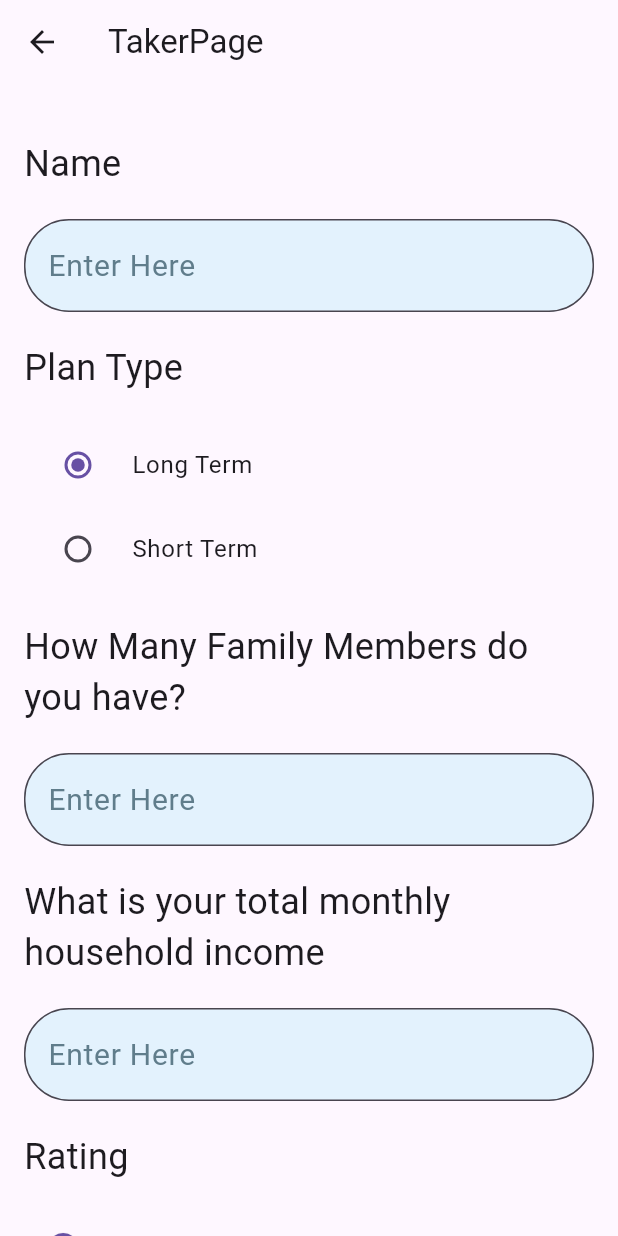
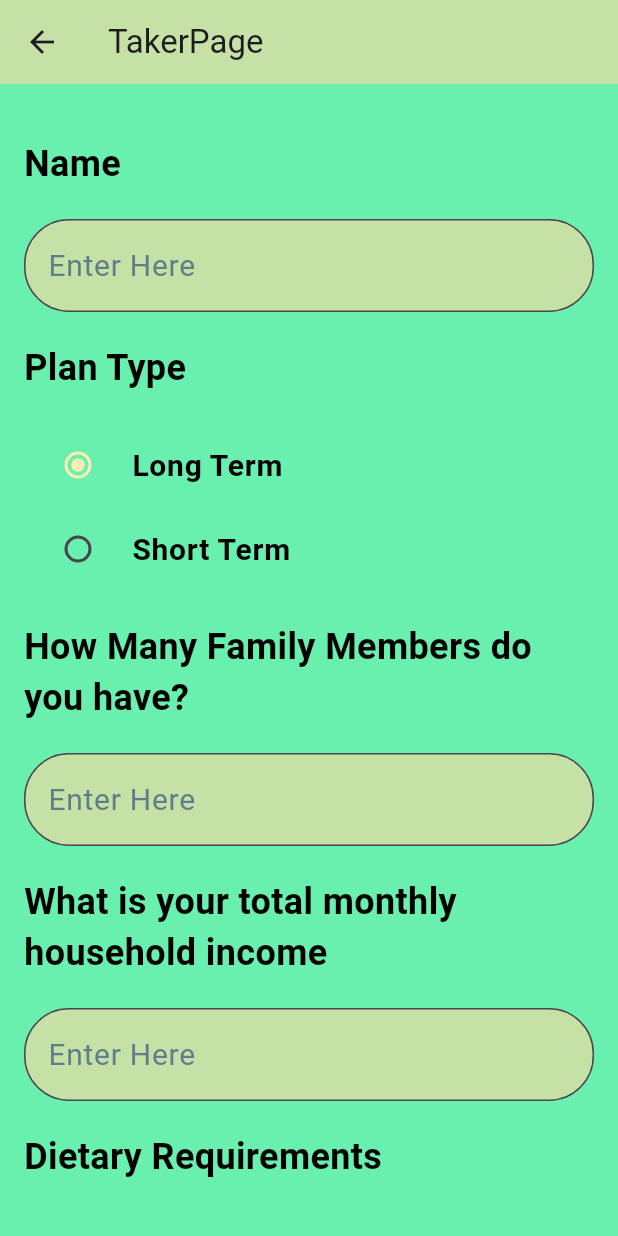
Before and after one commit to AqilHanan/YouthHack_2K24_Team14, a Flutter app: the CollectionPage screen opened directly, on a phone screen of 412 x 824 dp. Run offline on Flutter 3.47's test engine with Material 3 defaults, Android fonts, the phone set to English and light mode, and no system bars; our stand-ins replace cloud_firestore, firebase_core; accounts and stored records are empty.

Commit message:
version 1

```diff
--- a/lib/Pages/chooserolepage.dart
+++ b/lib/Pages/chooserolepage.dart
@@ -123,3 +123,4 @@ class _ChooseRolePageState extends State<ChooseRolePage> {
     );
   }
 }
+//here
--- a/lib/Pages/collectionpage.dart
+++ b/lib/Pages/collectionpage.dart
@@ -11,7 +11,6 @@ class CollectionPage extends StatefulWidget {
 enum PlanType { longTerm, shortTerm }
 
 class _CollectionPageState extends State<CollectionPage> {
-
   final FirestoreService firestoreService = FirestoreService();
 
   final List<String> _facilities = [
@@ -30,25 +29,25 @@ class _CollectionPageState extends State<CollectionPage> {
   ];
 
   final TextEditingController _nameController = TextEditingController();
-  final TextEditingController _familyMembersController =
-      TextEditingController();
+  final TextEditingController _familyMembersController = TextEditingController();
   final TextEditingController _incomeController = TextEditingController();
   final TextEditingController _feedbackController = TextEditingController();
 
-  double _rating = 5.0; // Initial value for the slider
   PlanType? _selectedPlan = PlanType.longTerm; // Default selected plan
 
   String _selectedFacilitiesString = '';
-
   String _name = '';
   String _familyMembers = '';
   String _income = '';
+  String selectedPlan = '';
 
   @override
   Widget build(BuildContext context) {
     return Scaffold(
+      backgroundColor: Colors.greenAccent[200], // Background color to match the other pages
       appBar: AppBar(
         title: const Text('TakerPage'),
+        backgroundColor: Colors.lightGreen[200], // AppBar background color
       ),
       body: SafeArea(
         child: SingleChildScrollView(
@@ -56,147 +55,117 @@ class _CollectionPageState extends State<CollectionPage> {
           child: Column(
             crossAxisAlignment: CrossAxisAlignment.start,
             children: [
-              const Padding(
-                padding: EdgeInsets.symmetric(vertical: 20.0),
-                child: Text(
-                  'Name',
-                  style: TextStyle(fontSize: 24),
-                ),
-              ),
-              TextField(
-                controller: _nameController,
-                onChanged: (text) {
+              _buildSectionTitle('Name'),
+              _buildTextField(_nameController, 'Enter Here', (text) {
                 setState(() {
                   _name = text;
                 });
+              }),
+              _buildSectionTitle('Plan Type'),
+              _buildRadioListTile(PlanType.longTerm, 'Long Term'),
+              _buildRadioListTile(PlanType.shortTerm, 'Short Term'),
+              _buildSectionTitle('How Many Family Members do you have?'),
+              _buildTextField(_familyMembersController, 'Enter Here', (text) {
+                setState(() {
+                  _familyMembers = text;
+                });
+              }),
+              _buildSectionTitle('What is your total monthly household income'),
+              _buildTextField(_incomeController, 'Enter Here', (text) {
+                setState(() {
+                  _income = text;
+                });
+              }),
+              _buildSectionTitle('Dietary Requirements'),
+              ListView.builder(
+                shrinkWrap: true,
+                physics: const NeverScrollableScrollPhysics(),
+                itemCount: _facilities.length,
+                itemBuilder: (context, index) {
+                  return _buildCheckboxListTile(index);
                 },
+              ),
+              if (_selectedFacilities[4]) ...[
+                _buildSectionTitle('What are your allergen Information'),
+                _buildTextField(_feedbackController, 'Enter your allergen information here', null, maxLines: 3),
+              ],
+              const SizedBox(height: 20),
+              Row(
+                children: [
+                  _buildButton('Exit', () => Navigator.pop(context)),
+                  const SizedBox(width: 10), // Add some spacing between the buttons
+                  _buildButton('Proceed', () {
+                    if (_selectedPlan.toString() == 'PlanType.shortTerm')
+                      {
+                        selectedPlan = 'Short Term';
+                      }
+                    if (_selectedPlan.toString() == 'PlanType.longTerm')
+                      {
+                        selectedPlan = 'Long Term';
+                      }
+                    firestoreService.addTaker(
+                      _name,
+                      selectedPlan,
+                      int.parse(_familyMembers),
+                      int.parse(_income),
+                      _selectedFacilitiesString,
+                    );
+                    _showPopupDialog(context); // Show pop-up dialog
+                  }),
+                ],
+              ),
+            ],
+          ),
+        ),
+      ),
+    );
+  }
+
+  Widget _buildSectionTitle(String title) {
+    return Padding(
+      padding: const EdgeInsets.symmetric(vertical: 20.0),
+      child: Text(
+        title,
+        style: const TextStyle(fontSize: 24, fontWeight: FontWeight.bold, color: Colors.black),
+      ),
+    );
+  }
+
+  Widget _buildTextField(TextEditingController controller, String hintText, Function(String)? onChanged, {int maxLines = 1}) {
+    return TextField(
+      controller: controller,
+      onChanged: onChanged,
       style: const TextStyle(fontSize: 20),
       decoration: InputDecoration(
         filled: true,
-                  fillColor: Colors.blue[50],
+        fillColor: Colors.lightGreen[200], // Similar background color for text fields
         border: const OutlineInputBorder(
           borderRadius: BorderRadius.all(Radius.circular(30.0)),
         ),
-                  hintText: 'Enter Here',
-                  hintStyle: const TextStyle(
-                    color: Colors.blueGrey,
+        hintText: hintText,
+        hintStyle: const TextStyle(color: Colors.blueGrey),
       ),
-                ),
-              ),
-              const Padding(
-                padding: EdgeInsets.symmetric(vertical: 20.0),
-                child: Text(
-                  'Plan Type',
-                  style: TextStyle(fontSize: 24),
-                ),
-              ),
-              RadioListTile<PlanType>(
-                title: const Text('Long Term'),
-                value: PlanType.longTerm,
+      maxLines: maxLines,
+    );
+  }
+
+  Widget _buildRadioListTile(PlanType value, String title) {
+    return RadioListTile<PlanType>(
+      title: Text(title, style: const TextStyle(fontSize: 20, fontWeight: FontWeight.bold, color: Colors.black)),
+      value: value,
       groupValue: _selectedPlan,
       onChanged: (PlanType? value) {
         setState(() {
           _selectedPlan = value;
         });
       },
-              ),
-              RadioListTile<PlanType>(
-                title: const Text('Short Term'),
-                value: PlanType.shortTerm,
-                groupValue: _selectedPlan,
-                onChanged: (PlanType? value) {
-                  setState(() {
-                    _selectedPlan = value;
-                  });
-                },
-              ),
-              const Padding(
-                padding: EdgeInsets.symmetric(vertical: 20.0),
-                child: Text(
-                  'How Many Family Members do you have?',
-                  style: TextStyle(fontSize: 24),
-                ),
-              ),
-              TextField(
-                controller: _familyMembersController,
-                onChanged: (text) {
-                  setState(() {
-                    _familyMembers = text;
-                  });
-                },
-                style: const TextStyle(fontSize: 20),
-                decoration: InputDecoration(
-                  filled: true,
-                  fillColor: Colors.blue[50],
-                  border: const OutlineInputBorder(
-                    borderRadius: BorderRadius.all(Radius.circular(30.0)),
-                  ),
-                  hintText: 'Enter Here',
-                  hintStyle: const TextStyle(
-                    color: Colors.blueGrey,
-                  ),
-                ),
-              ),
-              const Padding(
-                padding: EdgeInsets.symmetric(vertical: 20.0),
-                child: Text(
-                  'What is your total monthly household income',
-                  style: TextStyle(fontSize: 24),
-                ),
-              ),
-              TextField(
-                controller: _incomeController,
-                onChanged: (text) {
-                  setState(() {
-                    _income = text;
-                  });
-                },
-                style: const TextStyle(fontSize: 20),
-                decoration: InputDecoration(
-                  filled: true,
-                  fillColor: Colors.blue[50],
-                  border: const OutlineInputBorder(
-                    borderRadius: BorderRadius.all(Radius.circular(30.0)),
-                  ),
-                  hintText: 'Enter Here',
-                  hintStyle: const TextStyle(
-                    color: Colors.blueGrey,
-                  ),
-                ),
-              ),
-              const Padding(
-                padding: EdgeInsets.symmetric(vertical: 20.0),
-                child: Text(
-                  'Rating',
-                  style: TextStyle(fontSize: 24),
-                ),
-              ),
-              Slider(
-                value: _rating,
-                min: 1,
-                max: 10000,
-                divisions: 9999,
-                label: _rating.round().toString(),
-                onChanged: (double value) {
-                  setState(() {
-                    _rating = value;
-                  });
-                },
-              ),
-              const Padding(
-                padding: EdgeInsets.all(20.0),
-                child: Text(
-                  'Dietary Requirements',
-                  style: TextStyle(fontSize: 24),
-                ),
-              ),
-              ListView.builder(
-                shrinkWrap: true,
-                physics: const NeverScrollableScrollPhysics(),
-                itemCount: _facilities.length,
-                itemBuilder: (context, index) {
+      activeColor: Colors.amber[100], // Amber outer ring for radio buttons
+    );
+  }
+
+  Widget _buildCheckboxListTile(int index) {
     return CheckboxListTile(
-                    title: Text(_facilities[index]),
+      title: Text(_facilities[index], style: const TextStyle(fontSize: 20, fontWeight: FontWeight.bold, color: Colors.black)),
       value: _selectedFacilities[index],
       onChanged: (bool? value) {
         setState(() {
@@ -204,70 +173,24 @@ class _CollectionPageState extends State<CollectionPage> {
           _updateSelectedFacilitiesString();
         });
       },
+      activeColor: Colors.amber[100], // Amber outer ring for checkboxes
+      checkColor: Colors.black, // Black check color
     );
-                },
+  }
+
+  Widget _buildButton(String text, VoidCallback onPressed) {
+    return Expanded(
+      child: ElevatedButton(
+        style: ElevatedButton.styleFrom(
+          backgroundColor: Colors.lightGreen[200], // Button background color
+          side: BorderSide(color: Colors.amber[100]!, width: 5), // Amber outer ring
+          shadowColor: Colors.black,
+          elevation: 6,
         ),
-              if (_selectedFacilities[4]) ...[
-                const Padding(
-                  padding: EdgeInsets.symmetric(vertical: 20.0),
+        onPressed: onPressed,
         child: Text(
-                    'What are your allergen Information',
-                    style: TextStyle(fontSize: 24),
-                  ),
-                ),
-                TextField(
-                  controller: _feedbackController,
-                  onChanged: (text) {
-                    setState(() {
-                      // Do not set allergen information here if it's not used separately
-                    });
-                  },
-                  style: const TextStyle(fontSize: 20),
-                  decoration: InputDecoration(
-                    filled: true,
-                    fillColor: Colors.blue[50],
-                    border: const OutlineInputBorder(
-                      borderRadius: BorderRadius.all(Radius.circular(30.0)),
-                    ),
-                    hintText: 'Enter your allergen information here',
-                    hintStyle: const TextStyle(
-                      color: Colors.blueGrey,
-                    ),
-                  ),
-                  maxLines: 3,
-                ),
-              ],
-              const SizedBox(height: 20),
-              Row(
-                children: [
-                  Expanded(
-                    child: ElevatedButton(
-                      onPressed: () {
-                        Navigator.pop(context); // Exit button
-                      },
-                      child: const Text('Exit'),
-                    ),
-                  ),
-                  const SizedBox(
-                      width: 10), // Add some spacing between the buttons
-                  Expanded(
-                    child: ElevatedButton(
-                      onPressed: () {
-                        firestoreService.addTaker(
-                            _name,
-                            _selectedPlan.toString(),
-                            int.parse(_familyMembers),
-                            int.parse(_income),
-                            _selectedFacilitiesString);
-                        _showPopupDialog(context); // Show pop-up dialog
-                      },
-                      child: const Text('Proceed'),
-                    ),
-                  ),
-                ],
-              ),
-            ],
-          ),
+          text,
+          style: const TextStyle(fontSize: 24, color: Colors.black), // Button text color
         ),
       ),
     );
--- a/lib/services/firestore.dart
+++ b/lib/services/firestore.dart
@@ -49,12 +49,12 @@ class FirestoreService {
   Future<void> addDeliverer(
       String nameDeliverer,
       String role,
-      String order,
+      //String order,
       ){
     return deliverers.add({
       'nameDeliverer': nameDeliverer,
       'role': role,
-      'order': order,
+      //'order': order,
       'timestamp': Timestamp.now(),
     });
   }
```
Also changed, not shown: lib/Pages/choicepage.dart (+39 -25 lines), lib/Pages/delivererpage.dart (+7 -1 lines), lib/Pages/mappage.dart (+18 -12 lines), lib/Pages/profilepage.dart (+9 -2 lines). Lines whose indentation alone changed are shown as unchanged.
